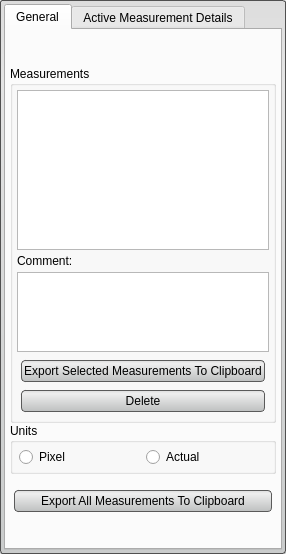
The window that src/Interface/ToolInterface/MeasurementToolInterface.ui (SCIInstitute/Seg3D) describes before a commit, drawn with Qt 5.
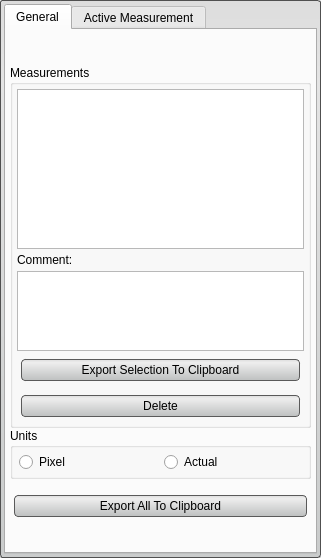
The same window after the commit. Custom widgets are drawn as their Qt base class.

Commit message: Measurement tool UI fix for Mac.

The edit to the form file:
```diff
--- a/src/Interface/ToolInterface/MeasurementToolInterface.ui
+++ b/src/Interface/ToolInterface/MeasurementToolInterface.ui
@@ -6,8 +6,8 @@
    <rect>
     <x>0</x>
     <y>0</y>
-    <width>264</width>
-    <height>527</height>
+    <width>321</width>
+    <height>549</height>
    </rect>
   </property>
   <property name="sizePolicy">
@@ -368,14 +368,14 @@
                 <item>
                  <widget class="QWidget" name="table_button_widget_" native="true">
                   <property name="sizePolicy">
-                   <sizepolicy hsizetype="Preferred" vsizetype="Maximum">
+                   <sizepolicy hsizetype="Preferred" vsizetype="Fixed">
                     <horstretch>0</horstretch>
                     <verstretch>0</verstretch>
                    </sizepolicy>
                   </property>
                   <layout class="QVBoxLayout" name="verticalLayout_17">
                    <property name="spacing">
-                    <number>0</number>
+                    <number>6</number>
                    </property>
                    <property name="margin">
                     <number>0</number>
@@ -395,7 +395,7 @@
                       </size>
                      </property>
                      <property name="text">
-                      <string>Export Selected Measurements To Clipboard</string>
+                      <string>Export Selection To Clipboard</string>
                      </property>
                     </widget>
                    </item>
@@ -619,7 +619,7 @@
                       </size>
                      </property>
                      <property name="text">
-                      <string>Export All Measurements To Clipboard</string>
+                      <string>Export All To Clipboard</string>
                      </property>
                     </widget>
                    </item>
@@ -642,7 +642,7 @@
           </sizepolicy>
          </property>
          <attribute name="title">
-          <string>Active Measurement Details</string>
+          <string>Active Measurement</string>
          </attribute>
          <layout class="QHBoxLayout" name="horizontalLayout_2">
           <property name="spacing">
@@ -1152,18 +1152,9 @@
                </property>
                <layout class="QVBoxLayout" name="verticalLayout_13">
                 <property name="spacing">
-                 <number>0</number>
+                 <number>6</number>
                 </property>
-                <property name="leftMargin">
-                 <number>0</number>
-                </property>
-                <property name="topMargin">
-                 <number>2</number>
-                </property>
-                <property name="rightMargin">
-                 <number>0</number>
-                </property>
-                <property name="bottomMargin">
+                <property name="margin">
                  <number>0</number>
                 </property>
                 <item>
```
